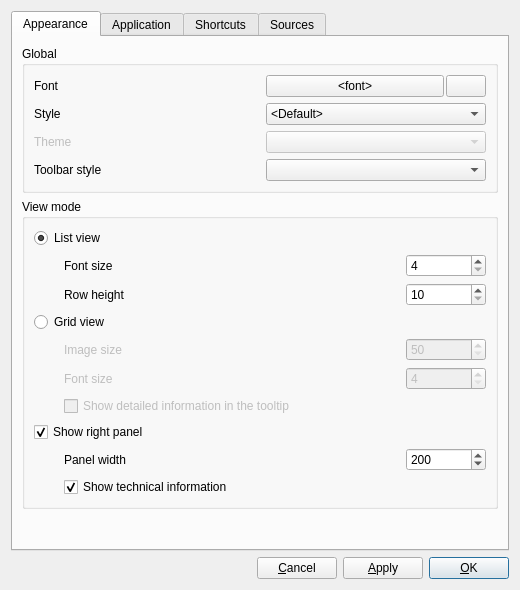
Qt form src/settingswindow.ui (eugene-melnik/alexandra) before a commit.
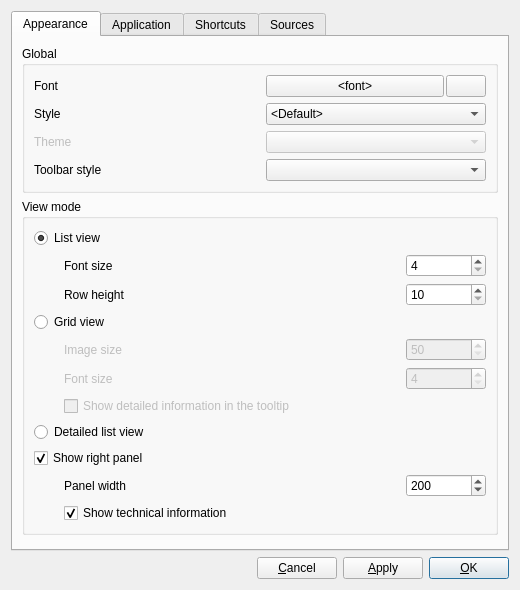
The same form after that commit. Icons and pictures are not drawn.

Commit message: DetailedList view basic skeleton

```diff
--- a/src/settingswindow.ui
+++ b/src/settingswindow.ui
@@ -389,6 +389,13 @@
               </layout>
              </widget>
             </item>
+            <item>
+             <widget class="QRadioButton" name="rbDetailedListView">
+              <property name="text">
+               <string>Detailed list view</string>
+              </property>
+             </widget>
+            </item>
             <item>
              <widget class="QCheckBox" name="cShowRightPanel">
               <property name="text">
```
Left out of the diff: 8 changed lines with no effect on the pictures. The commit also changes 9 other files.
